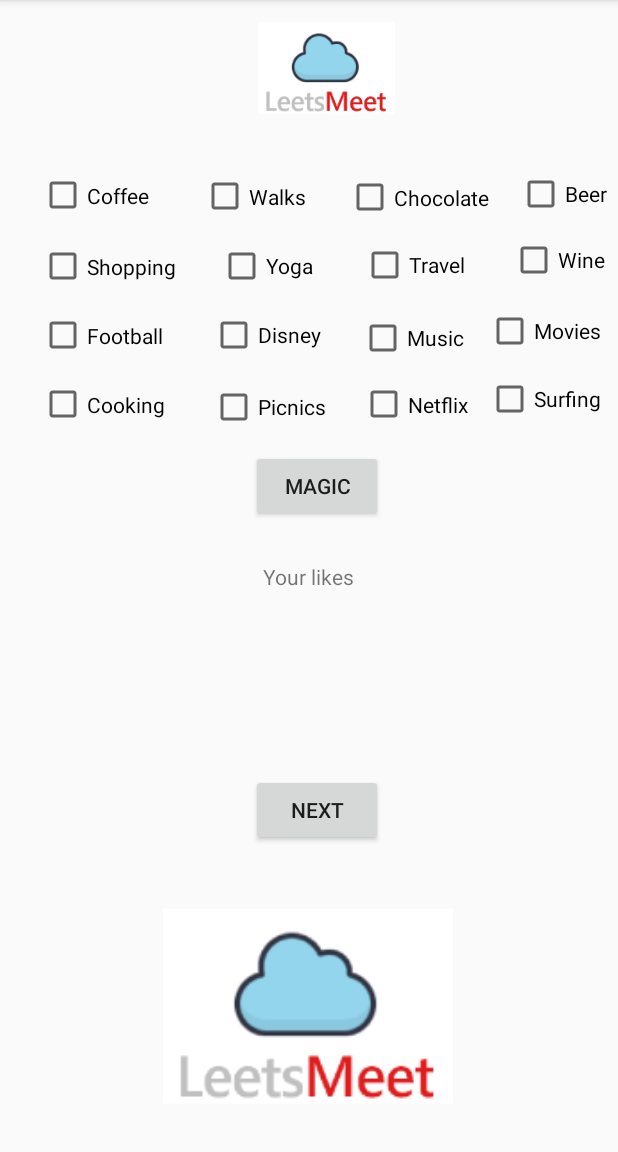
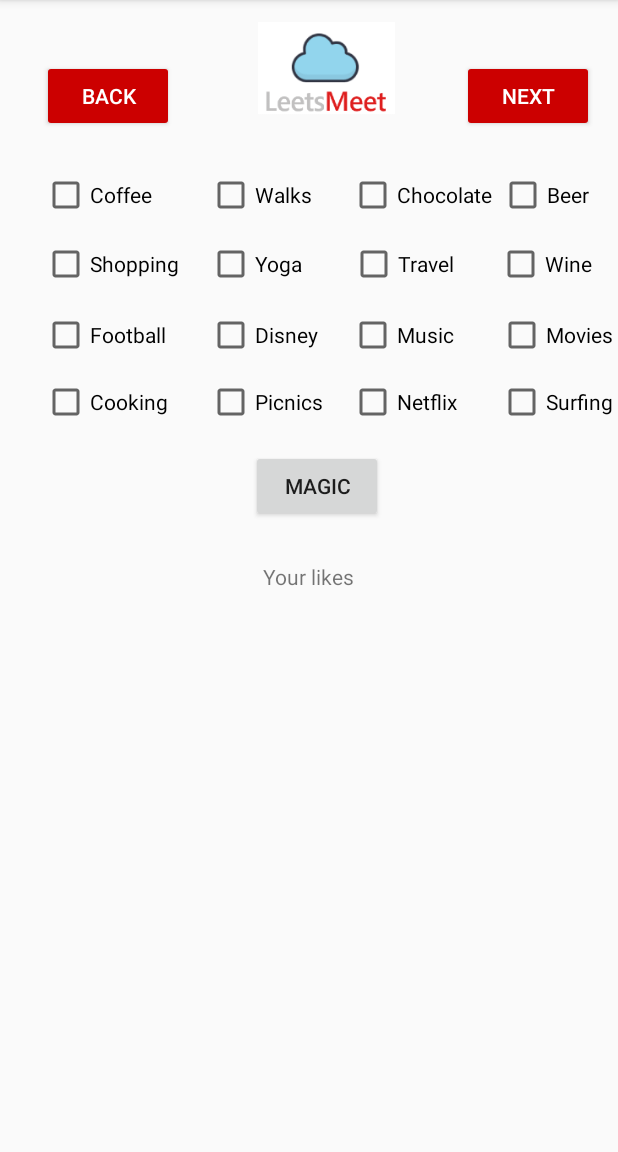
Before and after one commit to DuneZerna/LetsMeet, an Android app: the Likes screen opened directly, with no data from a screen before it, on a phone screen of 412 x 824 dp, the part 84-1236 px from its top. Run offline under Robolectric (Android 15) with nearby library versions, the light colour scheme and no system bars.

Commit message:
Added: Navigation Buttons - Likes - Details - RecyclerViewMain - Preferences
Change:
Layout

```diff
--- a/app/src/main/java/com/stl/letsmeet/Likes.java
+++ b/app/src/main/java/com/stl/letsmeet/Likes.java
@@ -30,6 +30,16 @@ public class Likes extends AppCompatActivity {
             public void onClick(View v) {
                 Intent intent = new Intent(Likes.this, Profile.class);
                 startActivity(intent);
+            }
+        });
+
+        final Button back_button = findViewById(R.id.likes_back_button);
+
+        back_button.setOnClickListener(new View.OnClickListener() {
+            @Override
+            public void onClick(View v) {
+                // Dune: Backtrace activity to previous
+                finish();
             }
         });
 
--- a/app/src/main/java/com/stl/letsmeet/ui/login/RegisterActivity.java
+++ b/app/src/main/java/com/stl/letsmeet/ui/login/RegisterActivity.java
@@ -80,10 +80,6 @@ public class RegisterActivity extends AppCompatActivity {
                     Toast toast = Toast.makeText(getApplicationContext(), "Your profile was saved successfully", Toast.LENGTH_LONG);
                     toast.show();
 
-
-                    //dialogFragment.show(dialogFragment,"Tag");
-
-                    //dialogFragment.show(getFragmentManager(), "missiles");
                 }
 
                 Intent intent = new Intent(RegisterActivity.this, Preferences.class);
--- a/app/src/main/res/layout/activity_likes.xml
+++ b/app/src/main/res/layout/activity_likes.xml
@@ -7,19 +7,18 @@
     tools:context=".Likes">
 
 
-
     <Button
         android:id="@+id/NextButton"
         android:layout_width="wrap_content"
         android:layout_height="wrap_content"
+        android:layout_marginTop="40dp"
+        android:layout_marginEnd="16dp"
+        android:backgroundTint="@android:color/holo_red_dark"
         android:text="@string/next"
-        app:layout_constraintBottom_toBottomOf="@+id/imageViewProfile"
+        android:textColor="#ffffff"
         app:layout_constraintEnd_toEndOf="parent"
-        app:layout_constraintHorizontal_bias="0.517"
-        app:layout_constraintStart_toStartOf="parent"
         app:layout_constraintTop_toTopOf="parent"
-        app:layout_constraintVertical_bias="0.717" />
-
+        />
 
     <ImageView
         android:id="@+id/imageView"
@@ -41,6 +40,7 @@
         android:layout_height="193dp"
         android:layout_gravity="center"
         android:contentDescription="@string/todo"
+        android:visibility="invisible"
         app:layout_constraintBottom_toBottomOf="parent"
         app:layout_constraintEnd_toEndOf="parent"
         app:layout_constraintHorizontal_bias="0.497"
@@ -51,211 +51,211 @@
 
     <CheckBox
         android:id="@+id/PicnicscheckBox"
-        android:layout_width="82dp"
-        android:layout_height="31dp"
+        android:layout_width="wrap_content"
+        android:layout_height="30dp"
         android:onClick="selectItem"
         android:text="@string/picnics"
         app:layout_constraintBottom_toBottomOf="parent"
         app:layout_constraintEnd_toEndOf="parent"
-        app:layout_constraintHorizontal_bias="0.425"
+        app:layout_constraintHorizontal_bias="0.413"
         app:layout_constraintStart_toStartOf="parent"
         app:layout_constraintTop_toTopOf="parent"
-        app:layout_constraintVertical_bias="0.347" />
+        app:layout_constraintVertical_bias="0.342" />
+
+    <CheckBox
+        android:id="@+id/disneycheckBox"
+        android:layout_width="wrap_content"
+        android:layout_height="30dp"
+        android:onClick="selectItem"
+        android:text="@string/disney"
+        app:layout_constraintBottom_toBottomOf="parent"
+        app:layout_constraintEnd_toEndOf="parent"
+        app:layout_constraintHorizontal_bias="0.409"
+        app:layout_constraintStart_toStartOf="parent"
+        app:layout_constraintTop_toTopOf="parent"
+        app:layout_constraintVertical_bias="0.282" />
+
+    <CheckBox
+        android:id="@+id/YogacheckBox"
+        android:layout_width="wrap_content"
+        android:layout_height="30dp"
+        android:onClick="selectItem"
+        android:text="@string/yoga"
+        app:layout_constraintBottom_toBottomOf="parent"
+        app:layout_constraintEnd_toEndOf="parent"
+        app:layout_constraintHorizontal_bias="0.397"
+        app:layout_constraintStart_toStartOf="parent"
+        app:layout_constraintTop_toTopOf="parent"
+        app:layout_constraintVertical_bias="0.218" />
 
     <CheckBox
         android:id="@+id/WalkscheckBox"
-        android:layout_width="77dp"
-        android:layout_height="35dp"
+        android:layout_width="wrap_content"
+        android:layout_height="30dp"
         android:onClick="selectItem"
         android:text="@string/walks"
         app:layout_constraintBottom_toBottomOf="parent"
         app:layout_constraintEnd_toEndOf="parent"
-        app:layout_constraintHorizontal_bias="0.401"
+        app:layout_constraintHorizontal_bias="0.404"
         app:layout_constraintStart_toStartOf="parent"
         app:layout_constraintTop_toTopOf="parent"
         app:layout_constraintVertical_bias="0.155" />
 
     <CheckBox
-        android:id="@+id/YogacheckBox"
-        android:layout_width="77dp"
-        android:layout_height="36dp"
+        android:id="@+id/ShoppingcheckBox"
+        android:layout_width="wrap_content"
+        android:layout_height="30dp"
         android:onClick="selectItem"
-        android:text="@string/yoga"
+        android:text="@string/shopping"
         app:layout_constraintBottom_toBottomOf="parent"
         app:layout_constraintEnd_toEndOf="parent"
-        app:layout_constraintHorizontal_bias="0.434"
+        app:layout_constraintHorizontal_bias="0.087"
         app:layout_constraintStart_toStartOf="parent"
         app:layout_constraintTop_toTopOf="parent"
         app:layout_constraintVertical_bias="0.218" />
 
     <CheckBox
-        android:id="@+id/disneycheckBox"
-        android:layout_width="82dp"
-        android:layout_height="31dp"
-        android:onClick="selectItem"
-        android:text="@string/disney"
-        app:layout_constraintBottom_toBottomOf="parent"
-        app:layout_constraintEnd_toEndOf="parent"
-        app:layout_constraintHorizontal_bias="0.425"
-        app:layout_constraintStart_toStartOf="parent"
-        app:layout_constraintTop_toTopOf="parent"
-        app:layout_constraintVertical_bias="0.281" />
-
-    <CheckBox
         android:id="@+id/CoffeecheckBox"
-        android:layout_width="81dp"
-        android:layout_height="34dp"
+        android:layout_width="wrap_content"
+        android:layout_height="30dp"
         android:onClick="selectItem"
         android:text="@string/coffee"
         app:layout_constraintBottom_toBottomOf="parent"
         app:layout_constraintEnd_toEndOf="parent"
-        app:layout_constraintHorizontal_bias="0.078"
+        app:layout_constraintHorizontal_bias="0.083"
         app:layout_constraintStart_toStartOf="parent"
         app:layout_constraintTop_toTopOf="parent"
-        app:layout_constraintVertical_bias="0.154" />
+        app:layout_constraintVertical_bias="0.155" />
 
     <CheckBox
-        android:id="@+id/ShoppingcheckBox"
-        android:layout_width="97dp"
-        android:layout_height="35dp"
+        android:id="@+id/CookingcheckBox"
+        android:layout_width="wrap_content"
+        android:layout_height="30dp"
         android:onClick="selectItem"
-        android:text="@string/shopping"
+        android:text="@string/cooking"
         app:layout_constraintBottom_toBottomOf="parent"
         app:layout_constraintEnd_toEndOf="parent"
-        app:layout_constraintHorizontal_bias="0.082"
+        app:layout_constraintHorizontal_bias="0.085"
+        app:layout_constraintStart_toStartOf="parent"
+        app:layout_constraintTop_toTopOf="parent"
+        app:layout_constraintVertical_bias="0.342" />
+
+    <CheckBox
+        android:id="@+id/FootballcheckBox"
+        android:layout_width="wrap_content"
+        android:layout_height="30dp"
+        android:onClick="selectItem"
+        android:text="@string/football"
+        app:layout_constraintBottom_toBottomOf="parent"
+        app:layout_constraintEnd_toEndOf="parent"
+        app:layout_constraintHorizontal_bias="0.085"
+        app:layout_constraintStart_toStartOf="parent"
+        app:layout_constraintTop_toTopOf="parent"
+        app:layout_constraintVertical_bias="0.282" />
+
+    <CheckBox
+        android:id="@+id/NetflixcheckBox"
+        android:layout_width="wrap_content"
+        android:layout_height="30dp"
+        android:onClick="selectItem"
+        android:text="@string/netflix"
+        app:layout_constraintBottom_toBottomOf="parent"
+        app:layout_constraintEnd_toEndOf="parent"
+        app:layout_constraintHorizontal_bias="0.684"
+        app:layout_constraintStart_toStartOf="parent"
+        app:layout_constraintTop_toTopOf="parent"
+        app:layout_constraintVertical_bias="0.342" />
+
+    <CheckBox
+        android:id="@+id/MusiccheckBox"
+        android:layout_width="wrap_content"
+        android:layout_height="30dp"
+        android:onClick="selectItem"
+        android:text="@string/music"
+        app:layout_constraintBottom_toBottomOf="parent"
+        app:layout_constraintEnd_toEndOf="parent"
+        app:layout_constraintHorizontal_bias="0.68"
+        app:layout_constraintStart_toStartOf="parent"
+        app:layout_constraintTop_toTopOf="parent"
+        app:layout_constraintVertical_bias="0.282" />
+
+    <CheckBox
+        android:id="@+id/Chocolate"
+        android:layout_width="wrap_content"
+        android:layout_height="30dp"
+        android:onClick="selectItem"
+        android:text="@string/chocolate"
+        app:layout_constraintBottom_toBottomOf="parent"
+        app:layout_constraintEnd_toEndOf="parent"
+        app:layout_constraintHorizontal_bias="0.734"
+        app:layout_constraintStart_toStartOf="parent"
+        app:layout_constraintTop_toTopOf="parent"
+        app:layout_constraintVertical_bias="0.155" />
+
+    <CheckBox
+        android:id="@+id/SurfingcheckBox"
+        android:layout_width="wrap_content"
+        android:layout_height="30dp"
+        android:onClick="selectItem"
+        android:text="@string/surfing"
+        app:layout_constraintBottom_toBottomOf="parent"
+        app:layout_constraintEnd_toEndOf="parent"
+        app:layout_constraintHorizontal_bias="0.991"
+        app:layout_constraintStart_toStartOf="parent"
+        app:layout_constraintTop_toTopOf="parent"
+        app:layout_constraintVertical_bias="0.342" />
+
+    <CheckBox
+        android:id="@+id/MoviescheckBox"
+        android:layout_width="wrap_content"
+        android:layout_height="30dp"
+        android:onClick="selectItem"
+        android:text="@string/movies"
+        app:layout_constraintBottom_toBottomOf="parent"
+        app:layout_constraintEnd_toEndOf="parent"
+        app:layout_constraintHorizontal_bias="0.991"
+        app:layout_constraintStart_toStartOf="parent"
+        app:layout_constraintTop_toTopOf="parent"
+        app:layout_constraintVertical_bias="0.282" />
+
+    <CheckBox
+        android:id="@+id/TravelcheckBox"
+        android:layout_width="wrap_content"
+        android:layout_height="30dp"
+        android:onClick="selectItem"
+        android:text="@string/travel"
+        app:layout_constraintBottom_toBottomOf="parent"
+        app:layout_constraintEnd_toEndOf="parent"
+        app:layout_constraintHorizontal_bias="0.68"
         app:layout_constraintStart_toStartOf="parent"
         app:layout_constraintTop_toTopOf="parent"
         app:layout_constraintVertical_bias="0.218" />
 
     <CheckBox
-        android:id="@+id/FootballcheckBox"
-        android:layout_width="93dp"
-        android:layout_height="34dp"
-        android:onClick="selectItem"
-        android:text="@string/football"
-        app:layout_constraintBottom_toBottomOf="parent"
-        app:layout_constraintEnd_toEndOf="parent"
-        app:layout_constraintHorizontal_bias="0.081"
-        app:layout_constraintStart_toStartOf="parent"
-        app:layout_constraintTop_toTopOf="parent"
-        app:layout_constraintVertical_bias="0.282" />
-
-    <CheckBox
-        android:id="@+id/CookingcheckBox"
-        android:layout_width="93dp"
-        android:layout_height="34dp"
-        android:onClick="selectItem"
-        android:text="@string/cooking"
-        app:layout_constraintBottom_toBottomOf="parent"
-        app:layout_constraintEnd_toEndOf="parent"
-        app:layout_constraintHorizontal_bias="0.081"
-        app:layout_constraintStart_toStartOf="parent"
-        app:layout_constraintTop_toTopOf="parent"
-        app:layout_constraintVertical_bias="0.344" />
-
-    <CheckBox
-        android:id="@+id/NetflixcheckBox"
-        android:layout_width="83dp"
-        android:layout_height="34dp"
-        android:onClick="selectItem"
-        android:text="@string/netflix"
-        app:layout_constraintBottom_toBottomOf="parent"
-        app:layout_constraintEnd_toEndOf="parent"
-        app:layout_constraintHorizontal_bias="0.731"
-        app:layout_constraintStart_toStartOf="parent"
-        app:layout_constraintTop_toTopOf="parent"
-        app:layout_constraintVertical_bias="0.344" />
-
-    <CheckBox
-        android:id="@+id/Chocolate"
-        android:layout_width="102dp"
-        android:layout_height="34dp"
-        android:onClick="selectItem"
-        android:text="@string/chocolate"
-        app:layout_constraintBottom_toBottomOf="parent"
-        app:layout_constraintEnd_toEndOf="parent"
-        app:layout_constraintHorizontal_bias="0.744"
-        app:layout_constraintStart_toStartOf="parent"
-        app:layout_constraintTop_toTopOf="parent"
-        app:layout_constraintVertical_bias="0.156" />
-
-    <CheckBox
-        android:id="@+id/TravelcheckBox"
-        android:layout_width="81dp"
-        android:layout_height="37dp"
-        android:onClick="selectItem"
-        android:text="@string/travel"
-        app:layout_constraintBottom_toBottomOf="parent"
-        app:layout_constraintEnd_toEndOf="parent"
-        app:layout_constraintHorizontal_bias="0.727"
-        app:layout_constraintStart_toStartOf="parent"
-        app:layout_constraintTop_toTopOf="parent"
-        app:layout_constraintVertical_bias="0.216" />
-
-    <CheckBox
-        android:id="@+id/MusiccheckBox"
-        android:layout_width="77dp"
-        android:layout_height="36dp"
-        android:text="@string/music"
-        android:onClick="selectItem"
-        app:layout_constraintBottom_toBottomOf="parent"
-        app:layout_constraintEnd_toEndOf="parent"
-        app:layout_constraintHorizontal_bias="0.715"
-        app:layout_constraintStart_toStartOf="parent"
-        app:layout_constraintTop_toTopOf="parent"
-        app:layout_constraintVertical_bias="0.283" />
-
-    <CheckBox
         android:id="@+id/WinecheckBox"
-        android:layout_width="72dp"
-        android:layout_height="32dp"
+        android:layout_width="wrap_content"
+        android:layout_height="30dp"
         android:onClick="selectItem"
         android:text="@string/wine"
         app:layout_constraintBottom_toBottomOf="parent"
         app:layout_constraintEnd_toEndOf="parent"
-        app:layout_constraintHorizontal_bias="1.0"
+        app:layout_constraintHorizontal_bias="0.951"
         app:layout_constraintStart_toStartOf="parent"
         app:layout_constraintTop_toTopOf="parent"
-        app:layout_constraintVertical_bias="0.214" />
-
-    <CheckBox
-        android:id="@+id/SurfingcheckBox"
-        android:layout_width="88dp"
-        android:layout_height="32dp"
-        android:onClick="selectItem"
-        android:text="@string/surfing"
-        app:layout_constraintBottom_toBottomOf="parent"
-        app:layout_constraintEnd_toEndOf="parent"
-        app:layout_constraintHorizontal_bias="1.0"
-        app:layout_constraintStart_toStartOf="parent"
-        app:layout_constraintTop_toTopOf="parent"
-        app:layout_constraintVertical_bias="0.34" />
-
-    <CheckBox
-        android:id="@+id/MoviescheckBox"
-        android:layout_width="88dp"
-        android:layout_height="32dp"
-        android:onClick="selectItem"
-        android:text="@string/movies"
-        app:layout_constraintBottom_toBottomOf="parent"
-        app:layout_constraintEnd_toEndOf="parent"
-        app:layout_constraintHorizontal_bias="1.0"
-        app:layout_constraintStart_toStartOf="parent"
-        app:layout_constraintTop_toTopOf="parent"
-        app:layout_constraintVertical_bias="0.278" />
+        app:layout_constraintVertical_bias="0.218" />
 
     <CheckBox
         android:id="@+id/BeercheckBox"
-        android:layout_width="67dp"
-        android:layout_height="33dp"
+        android:layout_width="wrap_content"
+        android:layout_height="30dp"
         android:onClick="selectItem"
         android:text="@string/beer"
         app:layout_constraintBottom_toBottomOf="parent"
         app:layout_constraintEnd_toEndOf="parent"
-        app:layout_constraintHorizontal_bias="1.0"
+        app:layout_constraintHorizontal_bias="0.945"
         app:layout_constraintStart_toStartOf="parent"
         app:layout_constraintTop_toTopOf="parent"
-        app:layout_constraintVertical_bias="0.153" />
+        app:layout_constraintVertical_bias="0.155" />
 
     <TextView
         android:id="@+id/ViewData"
@@ -281,4 +281,17 @@
         app:layout_constraintTop_toTopOf="@+id/imageView"
         app:layout_constraintVertical_bias="0.403" />
 
+    <Button
+        android:id="@+id/likes_back_button"
+        android:layout_width="wrap_content"
+        android:layout_height="wrap_content"
+        android:layout_marginTop="40dp"
+        android:backgroundTint="@android:color/holo_red_dark"
+        android:text="@string/back_button"
+        android:textColor="#ffffff"
+        app:layout_constraintEnd_toStartOf="@+id/imageView"
+        app:layout_constraintHorizontal_bias="0.388"
+        app:layout_constraintStart_toStartOf="parent"
+        app:layout_constraintTop_toTopOf="parent" />
+
 </androidx.constraintlayout.widget.ConstraintLayout>
--- a/app/src/main/res/layout/activity_login.xml
+++ b/app/src/main/res/layout/activity_login.xml
@@ -147,6 +147,7 @@
         android:enabled="true"
         android:text="Enter RecyclerView"
         android:textColor="@android:color/holo_red_dark"
+        android:visibility="visible"
         app:layout_constraintEnd_toEndOf="parent"
         app:layout_constraintHorizontal_bias="0.497"
         app:layout_constraintStart_toStartOf="parent"
--- a/app/src/main/res/layout/activity_register.xml
+++ b/app/src/main/res/layout/activity_register.xml
@@ -53,7 +53,7 @@
         android:selectAllOnFocus="true"
         app:layout_constraintEnd_toEndOf="parent"
         app:layout_constraintStart_toStartOf="parent"
-        app:layout_constraintTop_toBottomOf="@+id/firstName"
+        app:layout_constraintTop_toBottomOf="@id/firstName"
         android:autofillHints="" />
 
     <EditText
--- a/app/src/main/res/menu/activity_main_drawer.xml
+++ b/app/src/main/res/menu/activity_main_drawer.xml
@@ -11,7 +11,7 @@
         <item
             android:id="@+id/nav_activities"
             android:icon="@drawable/ic_menu_gallery"
-            android:title="@string/my_acitivites" />
+            android:title="@string/my_activities" />
         <item
             android:id="@+id/nav_chat"
             android:icon="@drawable/ic_menu_slideshow"
--- /dev/null
+++ b/app/src/main/res/values/ids.xml
@@ -0,0 +1,3 @@
+<?xml version="1.0" encoding="utf-8"?>
+<resources>
+</resources>
```
Also changed, not shown: app/src/main/java/com/stl/letsmeet/Preferences.java (+62 -0 lines), app/src/main/java/com/stl/letsmeet/ui/RecyclerView/ActivityDetails.java (+16 -0 lines), app/src/main/java/com/stl/letsmeet/ui/RecyclerView/RecyclerViewMain.java (+12 -0 lines), app/src/main/res/layout/activity_details.xml (+11 -0 lines), app/src/main/res/layout/activity_preferences.xml (+48 -6 lines), app/src/main/res/layout/activity_recycler_view_main.xml (+45 -12 lines), app/src/main/res/values/strings.xml (+6 -1 lines).
